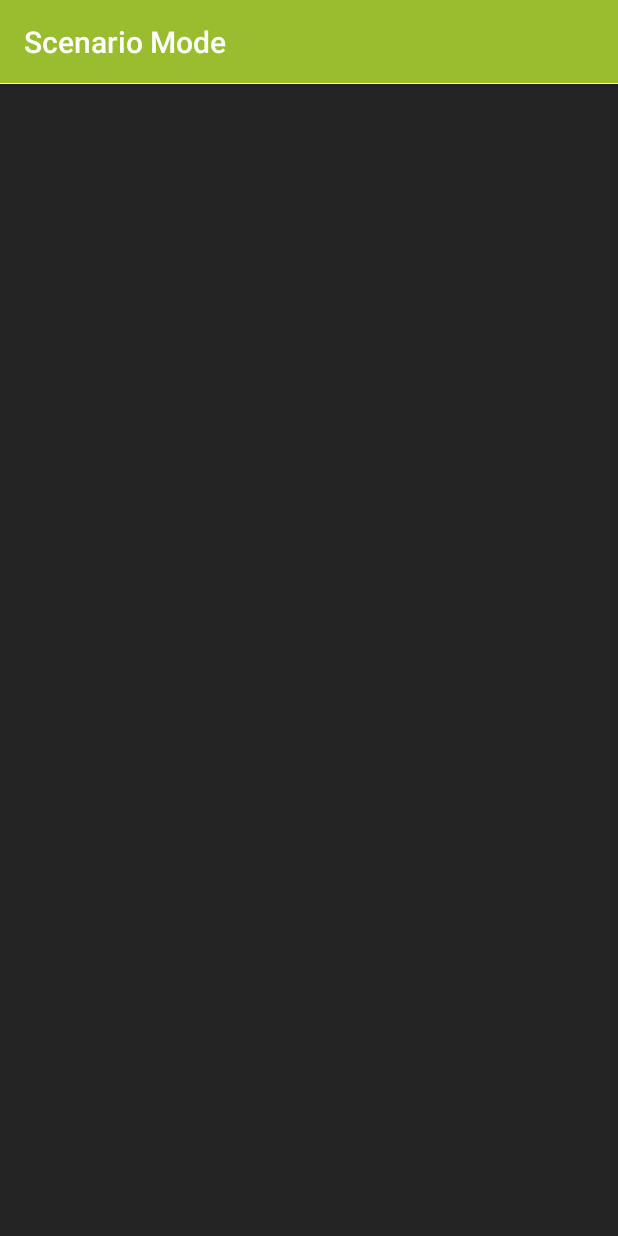
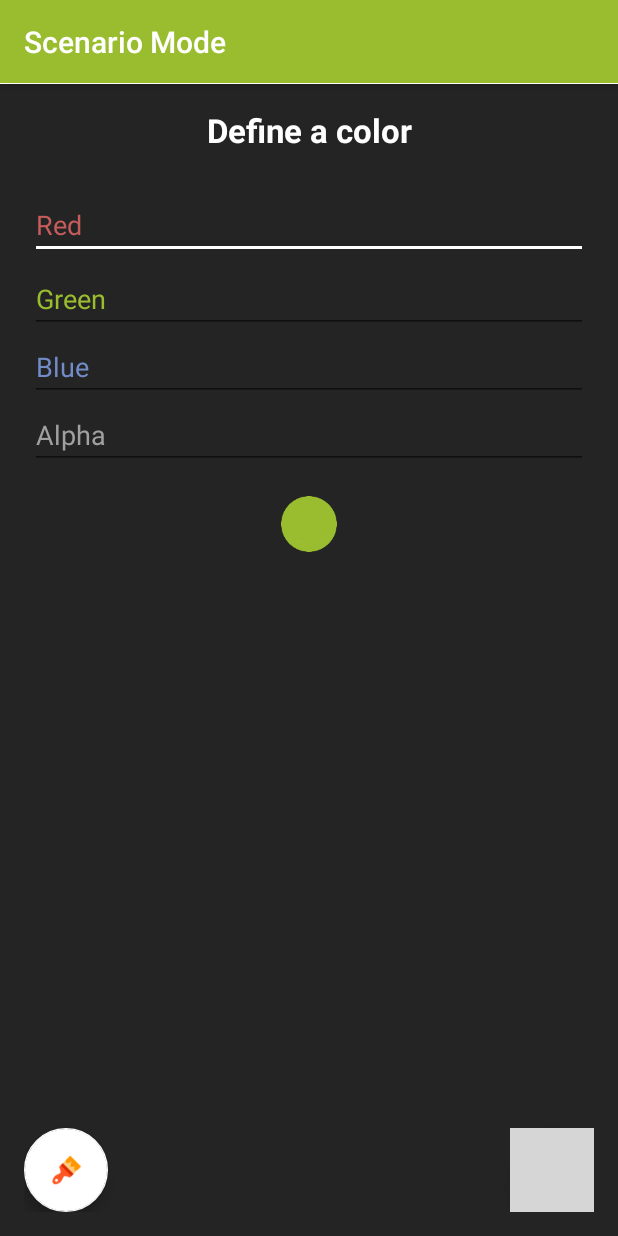
Before and after one commit to DimitrisKaltzidis/Project-Diploma, an Android app: the ScenarioMode screen opened directly, with no data from a screen before it, on a phone screen of 412 x 824 dp. Run offline under Robolectric (Android 15) with nearby library versions, the phone set to English and light mode, and no system bars; libraries missing offline, so code that uses them is left out: com.afollestad.materialdialogs; grey boxes are pictures that could not be loaded.

Commit message:
Add UI components on ScenarioMode layout and onClick handler methods

```diff
--- a/app/src/main/java/com/jim/robotos_v2/ScenarioMode.java
+++ b/app/src/main/java/com/jim/robotos_v2/ScenarioMode.java
@@ -2,6 +2,7 @@ package com.jim.robotos_v2;
 
 import android.os.Bundle;
 import android.support.v7.app.AppCompatActivity;
+import android.view.View;
 import android.view.WindowManager;
 
 public class ScenarioMode extends AppCompatActivity {
@@ -12,4 +13,11 @@ public class ScenarioMode extends AppCompatActivity {
         setContentView(R.layout.activity_scenario_mode);
         getWindow().addFlags(WindowManager.LayoutParams.FLAG_KEEP_SCREEN_ON);
     }
+
+
+    public void previewColorClicked(View view) {
+    }
+
+    public void nextActivityClicked(View view) {
+    }
 }
--- a/app/src/main/res/layout/activity_scenario_mode.xml
+++ b/app/src/main/res/layout/activity_scenario_mode.xml
@@ -9,4 +9,100 @@
     android:paddingTop="@dimen/activity_vertical_margin"
     tools:context="com.jim.robotos_v2.ScenarioMode">
 
+    <LinearLayout
+        android:layout_width="match_parent"
+        android:layout_height="match_parent"
+        android:layout_below="@+id/tvTitle"
+        android:gravity="clip_vertical"
+        android:orientation="vertical"
+        android:weightSum="5">
+
+        <EditText
+            android:id="@+id/etRed"
+            android:layout_width="match_parent"
+            android:layout_height="wrap_content"
+            android:layout_marginLeft="4dp"
+            android:layout_marginRight="4dp"
+            android:layout_marginTop="16dp"
+            android:hint="@string/red"
+            android:inputType="number"
+            android:textColorHint="@color/red_area" />
+
+        <EditText
+            android:id="@+id/etGreen"
+            android:layout_width="match_parent"
+            android:layout_height="wrap_content"
+            android:layout_marginLeft="4dp"
+            android:layout_marginRight="4dp"
+            android:layout_marginTop="4dp"
+            android:fontFamily="sans-serif"
+            android:hint="@string/green"
+            android:inputType="number"
+            android:textColorHint="@color/green" />
+
+        <EditText
+            android:id="@+id/etBlue"
+            android:layout_width="match_parent"
+            android:layout_height="wrap_content"
+            android:layout_marginLeft="4dp"
+            android:layout_marginRight="4dp"
+            android:fontFamily="sans-serif"
+            android:hint="@string/blue"
+            android:inputType="number"
+            android:textColorHint="@color/blue" />
+
+        <EditText
+            android:id="@+id/etAlpha"
+            android:layout_width="match_parent"
+            android:layout_height="wrap_content"
+            android:layout_marginBottom="16dp"
+            android:layout_marginLeft="4dp"
+            android:layout_marginRight="4dp"
+            android:fontFamily="sans-serif"
+            android:hint="@string/alpha"
+            android:inputType="number"
+            android:textColorHint="@color/grey" />
+
+        <ImageView
+            android:id="@+id/ivDetectionColorDialog"
+            android:layout_width="41dp"
+            android:layout_height="41dp"
+            android:layout_gravity="center"
+
+            android:background="@color/colorPrimary"
+            android:contentDescription="@string/control_button"
+            android:scaleType="fitCenter"
+            android:src="@drawable/color_overlay" />
+
+    </LinearLayout>
+
+    <TextView
+        android:id="@+id/tvTitle"
+        android:layout_width="match_parent"
+        android:layout_height="wrap_content"
+        android:gravity="center"
+        android:text="Define a color"
+        android:textAppearance="?android:attr/textAppearanceLarge"
+        android:textColor="@color/colorAccent"
+        android:textStyle="bold"
+        android:layout_marginBottom="10dp" />
+
+    <android.support.design.widget.FloatingActionButton
+        android:id="@+id/fabNext"
+        android:layout_width="wrap_content"
+        android:layout_height="wrap_content"
+        android:layout_alignParentBottom="true"
+        android:layout_alignParentEnd="true"
+        android:onClick="nextActivityClicked"
+        android:src="@drawable/ic_play_light" />
+
+    <android.support.design.widget.FloatingActionButton
+        android:id="@+id/fabPreview"
+        android:layout_width="wrap_content"
+        android:layout_height="wrap_content"
+        android:layout_alignParentBottom="true"
+        android:layout_alignParentStart="true"
+        android:onClick="previewColorClicked"
+        android:src="@drawable/paint" />
+
 </RelativeLayout>
```
Also changed, not shown: app/src/main/res/drawable/next_activity.png (added).
